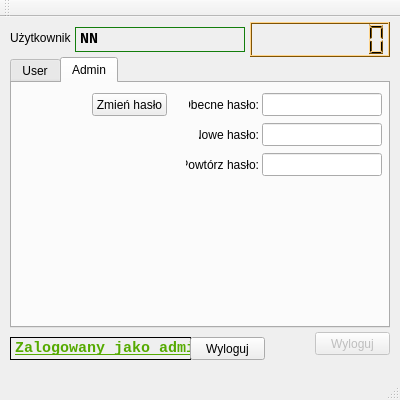
The window that timeguard.ui (byebye/TimeGuard) describes before a commit, drawn with Qt 5.
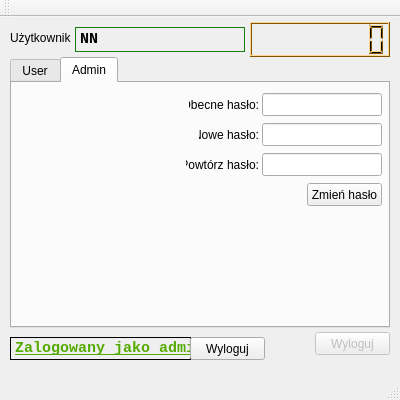
The same window after the commit. Custom widgets are drawn as their Qt base class.

```diff
--- a/timeguard.ui
+++ b/timeguard.ui
@@ -966,8 +966,8 @@
      <widget class="QPushButton" name="changePasswordButton">
       <property name="geometry">
        <rect>
-        <x>80</x>
-        <y>10</y>
+        <x>295</x>
+        <y>100</y>
         <width>75</width>
         <height>23</height>
        </rect>
```
